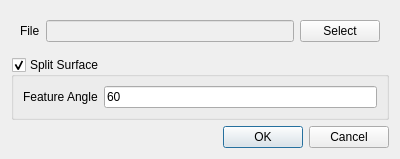
This is view/geometry/geometry_import_dialog.ui in nextfoam/baram as Qt 5 draws it before an edit. The edited form follows.
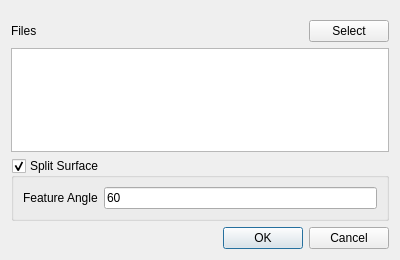
This is the edited form.

Commit message: Issue #3 Geometry import 실행 시 stl 파일 여러 개 선택 가능하도록 수정

The edit to the form file:
```diff
--- a/view/geometry/geometry_import_dialog.ui
+++ b/view/geometry/geometry_import_dialog.ui
@@ -7,7 +7,7 @@
     <x>0</x>
     <y>0</y>
     <width>400</width>
-    <height>154</height>
+    <height>260</height>
    </rect>
   </property>
   <property name="windowTitle">
@@ -17,19 +17,34 @@
    <item>
     <widget class="QWidget" name="widget" native="true">
      <layout class="QHBoxLayout" name="horizontalLayout">
+      <property name="leftMargin">
+       <number>0</number>
+      </property>
+      <property name="rightMargin">
+       <number>0</number>
+      </property>
+      <property name="bottomMargin">
+       <number>0</number>
+      </property>
       <item>
        <widget class="QLabel" name="label">
         <property name="text">
-         <string>File</string>
+         <string>Files</string>
         </property>
        </widget>
       </item>
       <item>
-       <widget class="QLineEdit" name="file">
-        <property name="enabled">
-         <bool>false</bool>
+       <spacer name="horizontalSpacer">
+        <property name="orientation">
+         <enum>Qt::Horizontal</enum>
         </property>
-       </widget>
+        <property name="sizeHint" stdset="0">
+         <size>
+          <width>40</width>
+          <height>20</height>
+         </size>
+        </property>
+       </spacer>
       </item>
       <item>
        <widget class="QPushButton" name="select">
@@ -41,6 +56,9 @@
      </layout>
     </widget>
    </item>
+   <item>
+    <widget class="QListWidget" name="files"/>
+   </item>
    <item>
     <widget class="QGroupBox" name="splitSurface">
      <property name="title">
```
The commit also changes 2 other files.
